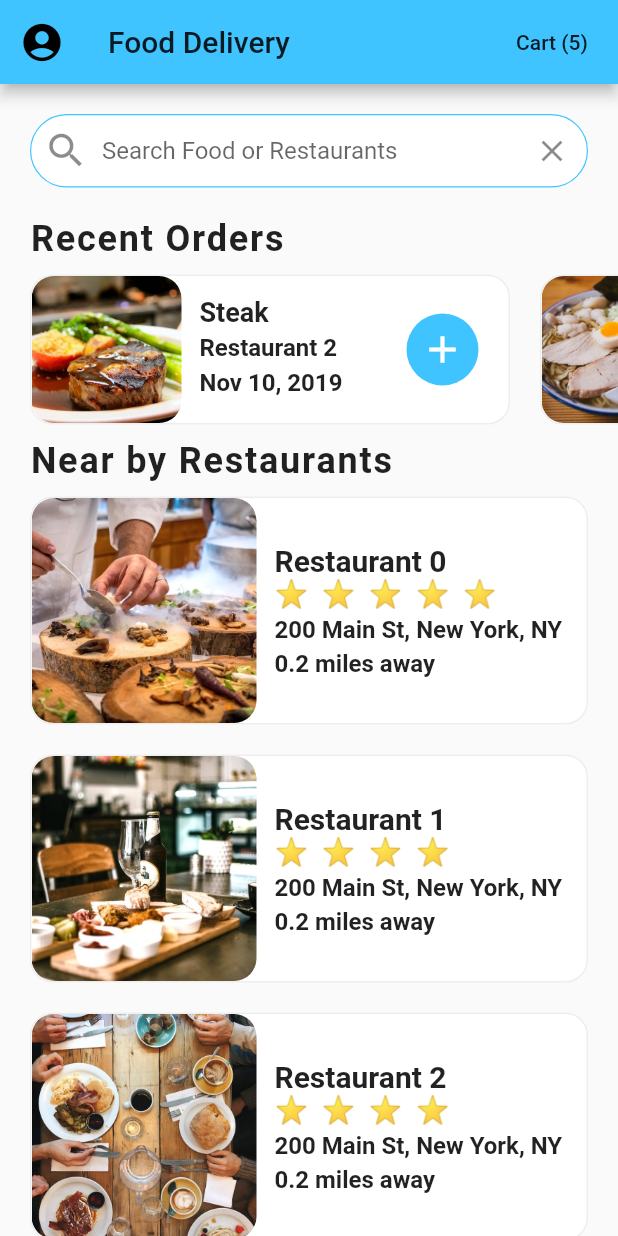
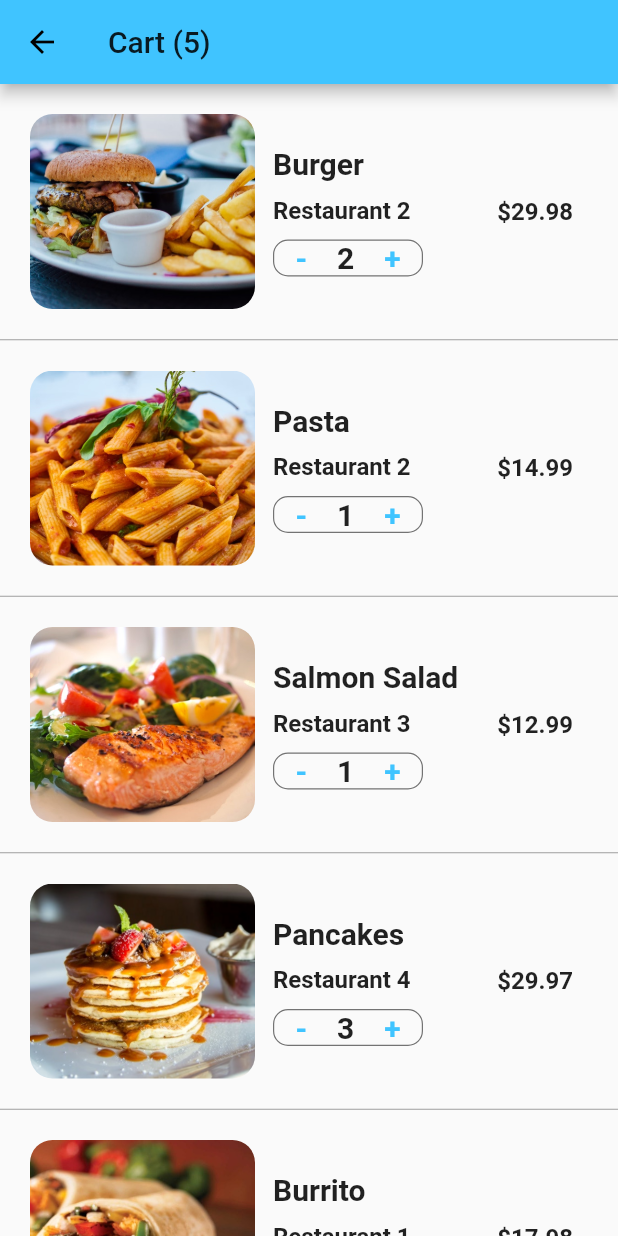
Before and after one commit to santitee/flutter_food_delivery, a Flutter app: the screen it shows after launch, after a tap on an icon or button, on a phone screen of 412 x 824 dp. Run offline on Flutter 3.47's test engine with Material 2 defaults, Android fonts, the phone set to English and light mode, and no system bars.

Commit message:
Cart Screen Items Quantity Selector

```diff
--- /dev/null
+++ b/lib/screens/cart_screen.dart
@@ -0,0 +1,148 @@
+import 'package:flutter/material.dart';
+import 'package:flutter_food_delivery/data/data.dart';
+import 'package:flutter_food_delivery/models/order.dart';
+
+class CartScreen extends StatefulWidget {
+  @override
+  _CartScreenState createState() => _CartScreenState();
+}
+
+class _CartScreenState extends State<CartScreen> {
+  _buildCartItem(Order order) {
+    return Container(
+      padding: EdgeInsets.all(20.0),
+      height: 170.0,
+      child: Row(
+        children: <Widget>[
+          Expanded(
+            child: Row(
+              children: <Widget>[
+                Container(
+                  width: 150.0,
+                  decoration: BoxDecoration(
+                    image: DecorationImage(
+                      image: AssetImage(order.food.imageUrl),
+                      fit: BoxFit.cover,
+                    ),
+                    borderRadius: BorderRadius.circular(15.0),
+                  ),
+                ),
+                Expanded(
+                  child: Container(
+                    margin: EdgeInsets.all(12.0),
+                    child: Column(
+                      mainAxisAlignment: MainAxisAlignment.center,
+                      crossAxisAlignment: CrossAxisAlignment.start,
+                      children: <Widget>[
+                        Text(
+                          order.food.name,
+                          style: TextStyle(
+                            fontSize: 20.0,
+                            fontWeight: FontWeight.bold,
+                          ),
+                          overflow: TextOverflow.ellipsis,
+                        ),
+                        SizedBox(height: 10.0),
+                        Text(
+                          order.restaurant.name,
+                          style: TextStyle(
+                            fontSize: 16.0,
+                            fontWeight: FontWeight.w600,
+                          ),
+                          overflow: TextOverflow.ellipsis,
+                        ),
+                        SizedBox(height: 10.0),
+                        Container(
+                          width: 100.0,
+                          decoration: BoxDecoration(
+                            borderRadius: BorderRadius.circular(10.0),
+                            border: Border.all(
+                              width: 0.8,
+                              color: Colors.black54,
+                            ),
+                          ),
+                          child: Row(
+                            mainAxisAlignment: MainAxisAlignment.center,
+                            children: <Widget>[
+                              GestureDetector(
+                                onTap: () {},
+                                child: Text(
+                                  '-',
+                                  style: TextStyle(
+                                    color: Theme.of(context).primaryColor,
+                                    fontSize: 20.0,
+                                    fontWeight: FontWeight.w600,
+                                  ),
+                                ),
+                              ),
+                              SizedBox(
+                                width: 20.0,
+                              ),
+                              Text(
+                                order.quantity.toString(),
+                                style: TextStyle(
+                                  fontSize: 20.0,
+                                  fontWeight: FontWeight.w600,
+                                ),
+                              ),
+                              SizedBox(
+                                width: 20.0,
+                              ),
+                              GestureDetector(
+                                onTap: () {},
+                                child: Text(
+                                  '+',
+                                  style: TextStyle(
+                                    color: Theme.of(context).primaryColor,
+                                    fontSize: 20.0,
+                                    fontWeight: FontWeight.w600,
+                                  ),
+                                ),
+                              ),
+                            ],
+                          ),
+                        ),
+                      ],
+                    ),
+                  ),
+                ),
+              ],
+            ),
+          ),
+          Container(
+            margin: EdgeInsets.all(10.0),
+            child: Text(
+              '\$${order.quantity * order.food.price}',
+              style: TextStyle(
+                fontSize: 16.0,
+                fontWeight: FontWeight.w600,
+              ),
+            ),
+          ),
+        ],
+      ),
+    );
+  }
+
+  @override
+  Widget build(BuildContext context) {
+    return Scaffold(
+      appBar: AppBar(
+        title: Text('Cart (${currentUser.cart.length})'),
+      ),
+      body: ListView.separated(
+        itemCount: currentUser.cart.length,
+        itemBuilder: (BuildContext context, int index) {
+          Order order = currentUser.cart[index];
+          return _buildCartItem(order);
+        },
+        separatorBuilder: (BuildContext context, int index) {
+          return Divider(
+            height: 1.0,
+            color: Colors.grey,
+          );
+        },
+      ),
+    );
+  }
+}
--- a/lib/screens/home_screen.dart
+++ b/lib/screens/home_screen.dart
@@ -1,6 +1,7 @@
 import 'package:flutter/material.dart';
 import 'package:flutter_food_delivery/data/data.dart';
 import 'package:flutter_food_delivery/models/restaurant.dart';
+import 'package:flutter_food_delivery/screens/cart_screen.dart';
 import 'package:flutter_food_delivery/screens/restaurant_screen.dart';
 import 'package:flutter_food_delivery/widgets/rating_stars.dart';
 import 'package:flutter_food_delivery/widgets/recent_orders.dart';
@@ -108,7 +109,12 @@ class _HomeScreenState extends State<HomeScreen> {
         actions: <Widget>[
           FlatButton(
             child: Text('Cart (${currentUser.cart.length})'),
-            onPressed: () {},
+            onPressed: () => Navigator.push(
+              context,
+              MaterialPageRoute(
+              builder: (_) => CartScreen(),
+            ),
+            ),
           ),
         ],
       ),
```
Also changed, not shown: 1 other file.
